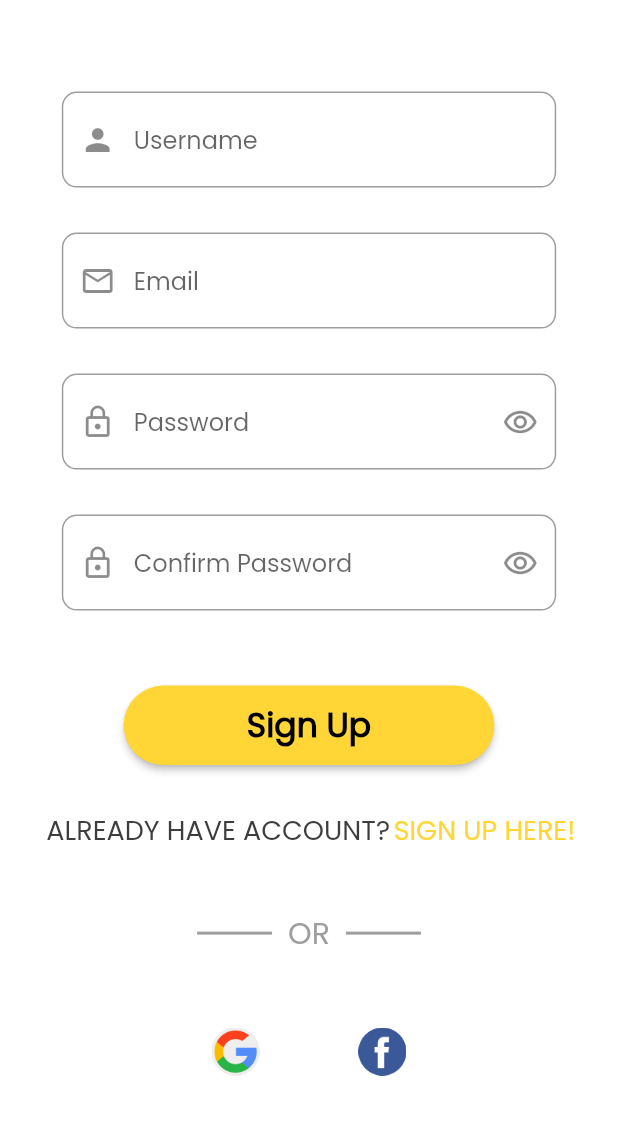
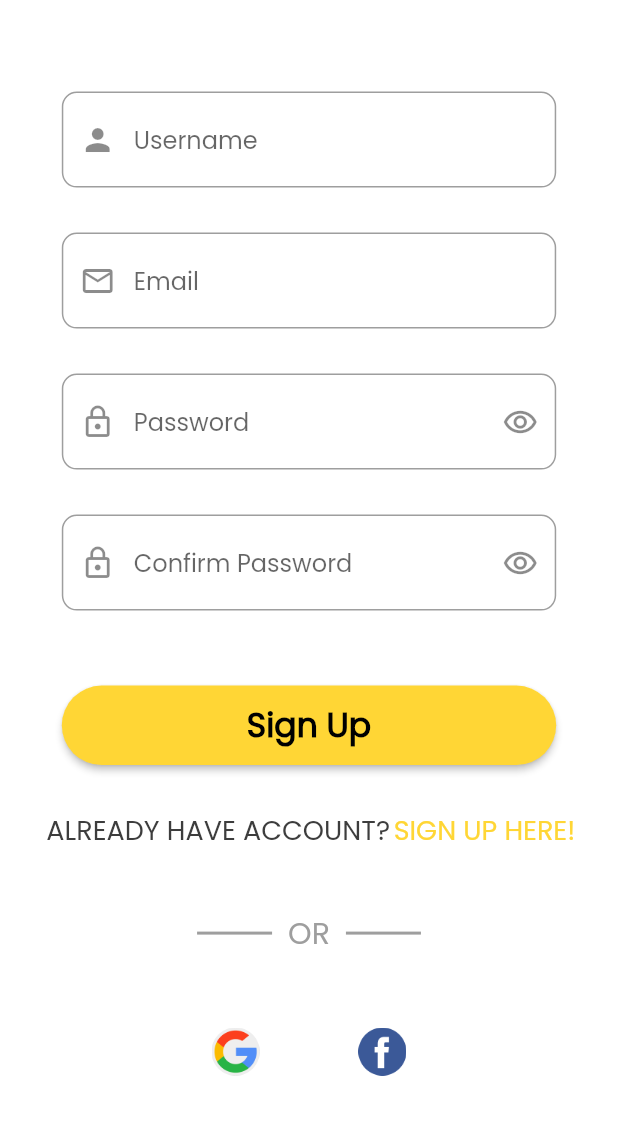
Before and after one commit to Yoga3911/breadify, a Flutter app: the RegisterPage screen opened by its route, scrolled down 445 dp, on a phone screen of 412 x 824 dp, the part 74-1209 px from its top. Run offline on Flutter 3.47's test engine with Material 2 defaults, Android fonts, the phone set to English and light mode, and no system bars; drawn by our look-alikes of auto_size_text; our stand-ins replace cached_network_image, cloud_firestore, firebase_auth, firebase_core, flutter_spinkit, google_sign_in and 3 more; missing offline and left inert: flutter_facebook_auth; accounts and stored records are empty; network calls fail.

Commit message:
but pull

```diff
--- a/lib/app/views/auth/register.dart
+++ b/lib/app/views/auth/register.dart
@@ -1,6 +1,5 @@
 import 'package:auto_size_text/auto_size_text.dart';
 import 'package:flutter/material.dart';
-import 'package:project/app/constant/glow.dart';
 import 'package:project/app/routes/route.dart';
 import 'package:project/app/views/auth/login.dart';
 
@@ -10,9 +9,7 @@ class RegisterPage extends StatelessWidget {
   const RegisterPage({Key? key}) : super(key: key);
   @override
   Widget build(BuildContext context) {
-    return ScrollConfiguration(
-      behavior: NoGlow(),
-      child: Scaffold(
+    return Scaffold(
       backgroundColor: Colors.white,
       body: ListView(
         padding: EdgeInsets.zero,
@@ -144,9 +141,9 @@ class RegisterPage extends StatelessWidget {
           ),
           Container(
             margin: EdgeInsets.fromLTRB(
-                  MediaQuery.of(context).size.height * 0.1,
+                MediaQuery.of(context).size.height * 0.05,
                 50,
-                  MediaQuery.of(context).size.height * 0.1,
+                MediaQuery.of(context).size.height * 0.05,
                 30),
             child: ElevatedButton(
               style: ElevatedButton.styleFrom(
@@ -244,7 +241,6 @@ class RegisterPage extends StatelessWidget {
           ),
         ],
       ),
-      ),
     );
   }
 }
--- a/pubspec.yaml
+++ b/pubspec.yaml
@@ -20,6 +20,7 @@ dependencies:
   flutter_facebook_auth: ^4.1.2
   flutter_launcher_icons: ^0.9.2
   flutter_native_splash: ^2.1.0
+  flutter_spinkit: ^5.1.0
   flutter_staggered_grid_view: ^0.6.1
   flutter_svg: ^1.0.3
   google_sign_in: ^5.2.4
```
Also changed, not shown: lib/app/views/auth/login.dart (+13 -12 lines), lib/app/views/main/favorite/favorite.dart (+12 -0 lines), pubspec.lock. Lines whose indentation alone changed are shown as unchanged.
